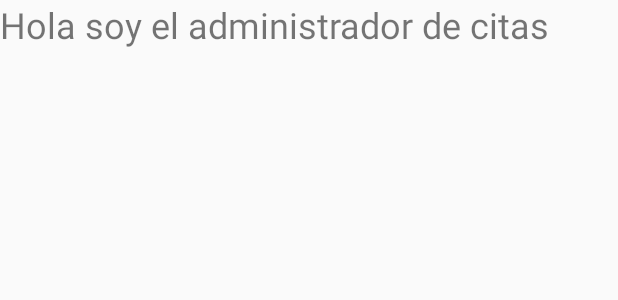
After one commit to judajaavAlt/equipoSeis, an Android app: the layout fragment_administrador_citas.xml on its own in the app's theme, with its tools: preview values and no code run, on a phone screen of 412 x 824 dp. The commit adds this screen. Shown: the top 300 px of the screen. Run offline under Robolectric (Android 15) with nearby library versions, the phone set to English and light mode, and no system bars.

Commit message:
Login terminado + correcciones: - Cambio en el nombre del layout correspondiente al administrador de citas - Cambios en el Android Manifest - Configuraciones correspondientes a la compilacion añadidas al build.gradle (app y raíz) - Archivos data_extraction_rules y backup_rules eliminados ya que no permitian ejecutar la app debido a que estaban vacios - Directorio themes eliminado, themes.xml paso a estar directamente dentro de values

```diff
--- a/app/src/main/kotlin/LoginFragment.kt
+++ b/app/src/main/kotlin/LoginFragment.kt
@@ -51,8 +51,8 @@ class LoginFragment : Fragment(R.layout.fragment_login) {
             })
 
         val promptInfo = BiometricPrompt.PromptInfo.Builder()
-            .setTitle("Autenticación biometrica")
-            .setSubtitle("Escanea tu huella para continuar")
+            .setTitle("Autenticación con Biometría")
+            .setSubtitle("Ingrese su huella digital")
             .setNegativeButtonText("Cancelar")
             .build()
 
--- a/app/src/main/kotlin/MainActivity.kt
+++ b/app/src/main/kotlin/MainActivity.kt
@@ -1,3 +1,5 @@
+package com.equiposeis
+
 import android.os.Bundle
 import com.equiposeis.R
 import androidx.appcompat.app.AppCompatActivity
@@ -10,6 +12,7 @@ class MainActivity : AppCompatActivity() {
     override fun onCreate(savedInstanceState: Bundle?) {
         super.onCreate(savedInstanceState)
         setContentView(R.layout.activity_main)
+        supportActionBar?.hide()
 
 
         val navHostFragment = supportFragmentManager.findFragmentById(R.id.nav_host_fragment) as NavHostFragment
--- a/app/src/main/res/layout/fragment_administradorCitas.xml
+++ /dev/null
@@ -1,6 +0,0 @@
-<?xml version="1.0" encoding="utf-8"?>
-<androidx.constraintlayout.widget.ConstraintLayout xmlns:android="http://schemas.android.com/apk/res/android"
-    android:layout_width="match_parent"
-    android:layout_height="match_parent">
-
-</androidx.constraintlayout.widget.ConstraintLayout>
--- /dev/null
+++ b/app/src/main/res/layout/fragment_administrador_citas.xml
@@ -0,0 +1,13 @@
+<?xml version="1.0" encoding="utf-8"?>
+<FrameLayout xmlns:android="http://schemas.android.com/apk/res/android"
+    android:layout_width="match_parent"
+    android:layout_height="match_parent"
+    android:gravity="center">
+
+    <TextView
+        android:id="@+id/textHola"
+        android:layout_width="wrap_content"
+        android:layout_height="wrap_content"
+        android:text="@string/hola"
+        android:textSize="24sp" />
+</FrameLayout>
--- a/app/src/main/res/navigation/nav_graph.xml
+++ b/app/src/main/res/navigation/nav_graph.xml
@@ -7,16 +7,14 @@
     <fragment
         android:id="@+id/loginFragment"
         android:name="com.equiposeis.LoginFragment"
-        android:label="Login"
         tools:layout="@layout/fragment_login" >
         <action
             android:id="@+id/action_loginFragment_to_AdministradorCFragment"
-            app:destination="@id/fragment_administradorCitas" />
+            app:destination="@id/administradorCFragment" />
     </fragment>
 
     <fragment
         android:id="@+id/administradorCFragment"
         android:name="com.equiposeis.AdministradorCFragment"
-        android:label="Administrador"
-        tools:layout="@layout/fragment_administradorCitas" />
+        tools:layout="@layout/fragment_administrador_citas" />
 </navigation>
--- a/app/src/main/res/values/strings.xml
+++ b/app/src/main/res/values/strings.xml
@@ -1,3 +1,4 @@
 <resources>
     <string name="login_title">DogApp</string>
+    <string name="hola">Hola soy el administrador de citas</string>
 </resources>
--- /dev/null
+++ b/app/src/main/res/values/themes.xml
@@ -0,0 +1,9 @@
+<resources>
+
+    <style name="Theme.EquipoSeis" parent="Theme.AppCompat.Light">
+
+
+
+    </style>
+
+</resources>
--- a/build.gradle.kts
+++ b/build.gradle.kts
@@ -19,6 +19,11 @@ android {
         viewBinding = true
     }
 
+    kotlinOptions {
+        jvmTarget = "17"
+    }
+
+
     buildTypes {
         release {
             isMinifyEnabled = false
--- /dev/null
+++ b/gradle.properties
@@ -0,0 +1,2 @@
+android.useAndroidX=true
+android.enableJetifier=true
```
Also changed, not shown: app/build.gradle.kts (+9 -3 lines), app/src/main/AndroidManifest.xml (+5 -5 lines), app/src/main/kotlin/AdministradorCFragment.kt (+27 -0 lines), app/src/main/res/layout/fragment_login.xml (+9 -12 lines), app/src/main/res/values/themes/themes.xml (deleted), app/src/main/res/xml/backup_rules.xml (deleted), app/src/main/res/xml/data_extraction_rules.xml (deleted).
